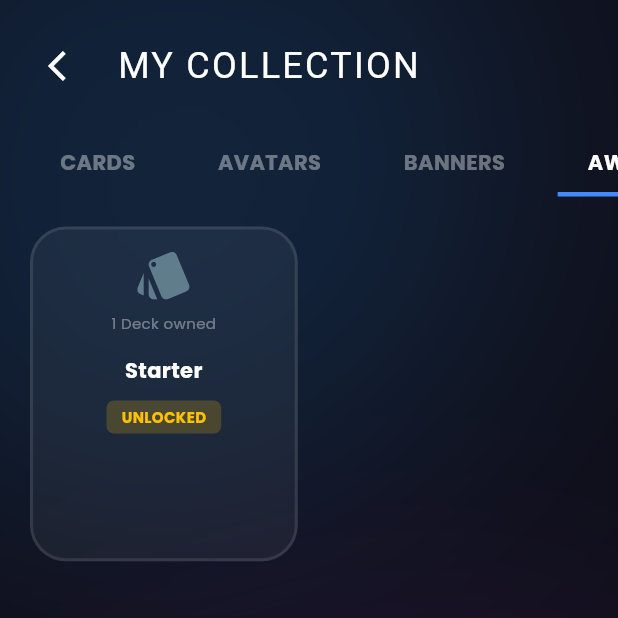
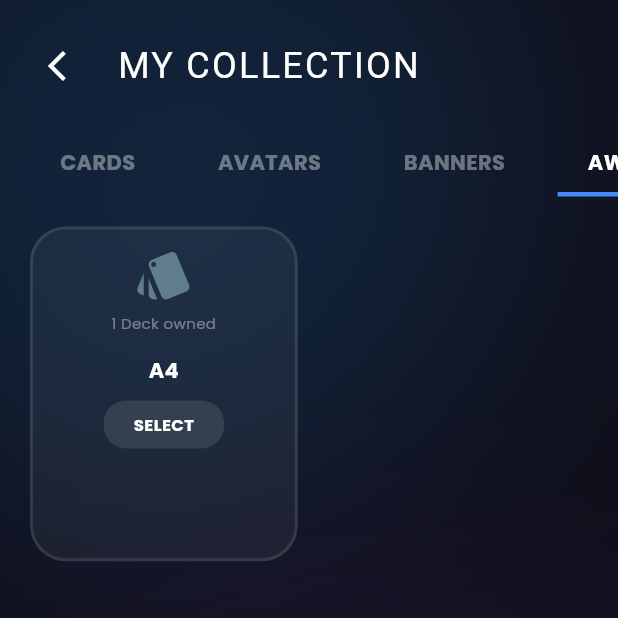
Before and after one commit to yadavsaurabh93/unogame, a Flutter app: the CollectionScreen screen opened directly, after a tap on "AWARDS", on a phone screen of 412 x 824 dp, the top half of it. Run offline on Flutter 3.47's test engine with Material 3 defaults, Android fonts, the phone set to English and light mode, and no system bars; our stand-ins replace audioplayers, cloud_firestore, firebase_auth, firebase_core, firebase_database, flutter_local_notifications and 6 more; accounts and stored records are empty; network calls fail.

Commit message:
Allow Equipping Awards and Fix Bot Win Stats

```diff
--- a/lib/screens/collection_screen.dart
+++ b/lib/screens/collection_screen.dart
@@ -229,17 +229,20 @@ class _CollectionScreenState extends State<CollectionScreen> {
   Widget _collectionItem(dynamic item) {
     bool isEquipped = false;
     String name = "";
+
     if (_activeTab == "CARDS") {
       name = item['name'];
-      isEquipped = DataManager.selectedDeck == name;
+      isEquipped = DataManager.selectedDeck == item['name'];
+    } else if (_activeTab == "AVATARS") {
+      name = item['id'];
+      isEquipped = DataManager.selectedAvatar == item['id'];
+    } else if (_activeTab == "BANNERS") {
+      name = item['id'];
+      isEquipped = DataManager.selectedBanner == item['id'];
     } else if (_activeTab == "AWARDS") {
-      name = item['name'];
-      isEquipped = false; // Awards can't be equipped, they are just trophies
-    } else {
-      name = item['id'];
-      isEquipped = (_activeTab == "AVATARS")
-          ? DataManager.selectedAvatar == name
-          : DataManager.selectedBanner == name;
+      name = item[
+          'id']; // This is actually the ID for awards too in DataManager usage
+      isEquipped = DataManager.selectedAward == item['id'];
     }
 
     return Container(
@@ -303,14 +306,11 @@ class _CollectionScreenState extends State<CollectionScreen> {
             ),
             const SizedBox(height: 10),
 
-            // Only show Equip button if NOT an Award
-            if (_activeTab != "AWARDS")
             GestureDetector(
               onTap: () {
                 setState(() {
                   if (_activeTab == "CARDS") {
                     DataManager.selectedDeck = name;
-                      // Auto-Save selection to Cloud
                     if (!DataManager.isGuest) FirestoreService.saveUserData();
                   } else if (_activeTab == "AVATARS") {
                     DataManager.selectedAvatar = name;
@@ -319,12 +319,15 @@ class _CollectionScreenState extends State<CollectionScreen> {
                       FirestoreService.updateProfile(avatar: name);
                       FirestoreService.saveUserData();
                     }
-                    } else {
+                  } else if (_activeTab == "BANNERS") {
                     DataManager.selectedBanner = name;
                     if (!DataManager.isGuest) {
                       FirestoreService.updateProfile(banner: name);
                       FirestoreService.saveUserData();
                     }
+                  } else if (_activeTab == "AWARDS") {
+                    DataManager.selectedAward = name; // 'name' holds the ID
+                    if (!DataManager.isGuest) FirestoreService.saveUserData();
                   }
                 });
                 DataManager.playSound();
@@ -336,26 +339,15 @@ class _CollectionScreenState extends State<CollectionScreen> {
                   color: isEquipped ? Colors.cyanAccent : Colors.white10,
                   borderRadius: BorderRadius.circular(15),
                 ),
-                  child: Text((isEquipped ? "EQUIPPED" : "EQUIP"),
+                child: Text(
+                    _activeTab == "AWARDS"
+                        ? (isEquipped ? "SELECTED" : "SELECT")
+                        : (isEquipped ? "EQUIPPED" : "EQUIP"),
                     style: TextStyle(
                         color: isEquipped ? Colors.black : Colors.white,
                         fontSize: 11,
                         fontWeight: FontWeight.bold)),
               ),
-              )
-            else // FOR AWARDS SHOW 'UNLOCKED' BADGE
-              Container(
-                padding:
-                    const EdgeInsets.symmetric(horizontal: 10, vertical: 4),
-                decoration: BoxDecoration(
-                  color: Colors.amber.withOpacity(0.2),
-                  borderRadius: BorderRadius.circular(5),
-                ),
-                child: const Text("UNLOCKED",
-                    style: TextStyle(
-                        color: Colors.amber,
-                        fontSize: 10,
-                        fontWeight: FontWeight.bold)),
             ),
 
             const SizedBox(height: 10),
--- a/lib/services/data_manager.dart
+++ b/lib/services/data_manager.dart
@@ -125,6 +125,10 @@ class DataManager {
   static String get selectedBanner =>
       _prefs.getString('selectedBanner') ?? "Basic Blue";
   static set selectedBanner(String v) => _prefs.setString('selectedBanner', v);
+
+  // AWARD MANAGEMENT
+  static String get selectedAward => _prefs.getString('selectedAward') ?? "";
+  static set selectedAward(String v) => _prefs.setString('selectedAward', v);
 
   static void addDeck(String name) {
     List<String> list = ownedDecks;
--- a/lib/services/firestore_service.dart
+++ b/lib/services/firestore_service.dart
@@ -63,6 +63,9 @@ class FirestoreService {
       if (data['selectedBanner'] != null) {
         DataManager.selectedBanner = data['selectedBanner'];
       }
+      if (data['selectedAward'] != null) {
+        DataManager.selectedAward = data['selectedAward'];
+      }
       if (data['currentStreak'] != null) {
         DataManager.currentStreak = data['currentStreak'];
       }
@@ -97,6 +100,7 @@ class FirestoreService {
       'selectedAvatar': DataManager.selectedAvatar,
       'ownedBanners': DataManager.ownedBanners,
       'selectedBanner': DataManager.selectedBanner,
+      'selectedAward': DataManager.selectedAward,
       'currentStreak': DataManager.currentStreak,
       'lastLoginDate': DataManager.lastLoginDate,
       'dailySpinsUsed': DataManager.dailySpinsUsed,
```
Also changed, not shown: lib/screens/main_menu_screen.dart (+16 -0 lines). Lines whose indentation alone changed are shown as unchanged.
